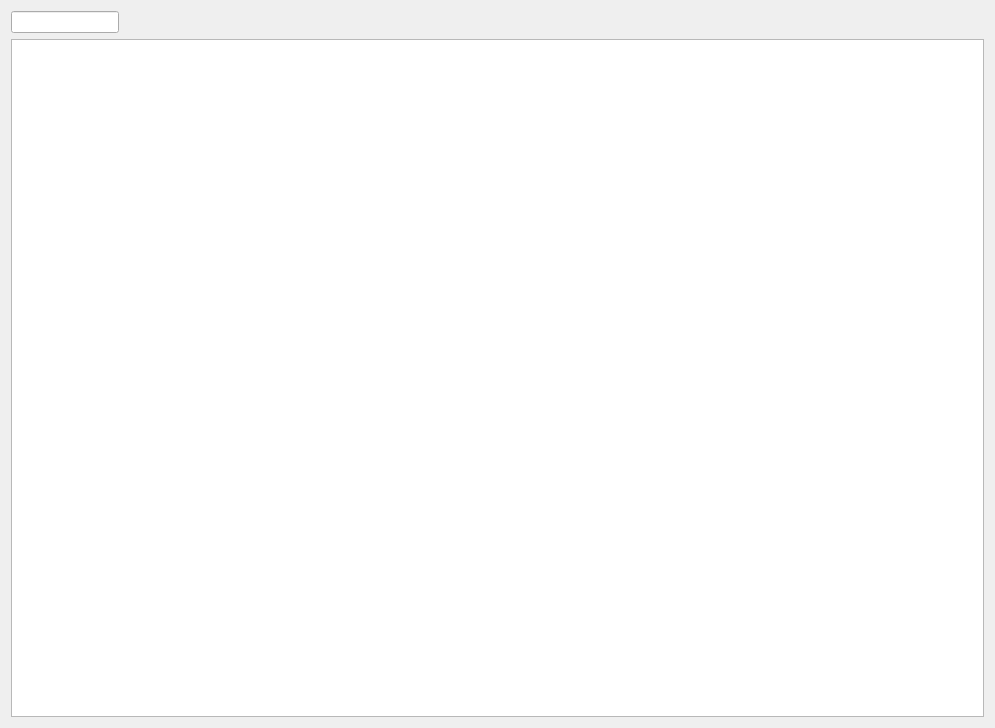
The window that apps/NSXQt/ui/Tree/PeakListPropertyWidget.ui (k61n/openhkl) describes before a commit, drawn with Qt 5.
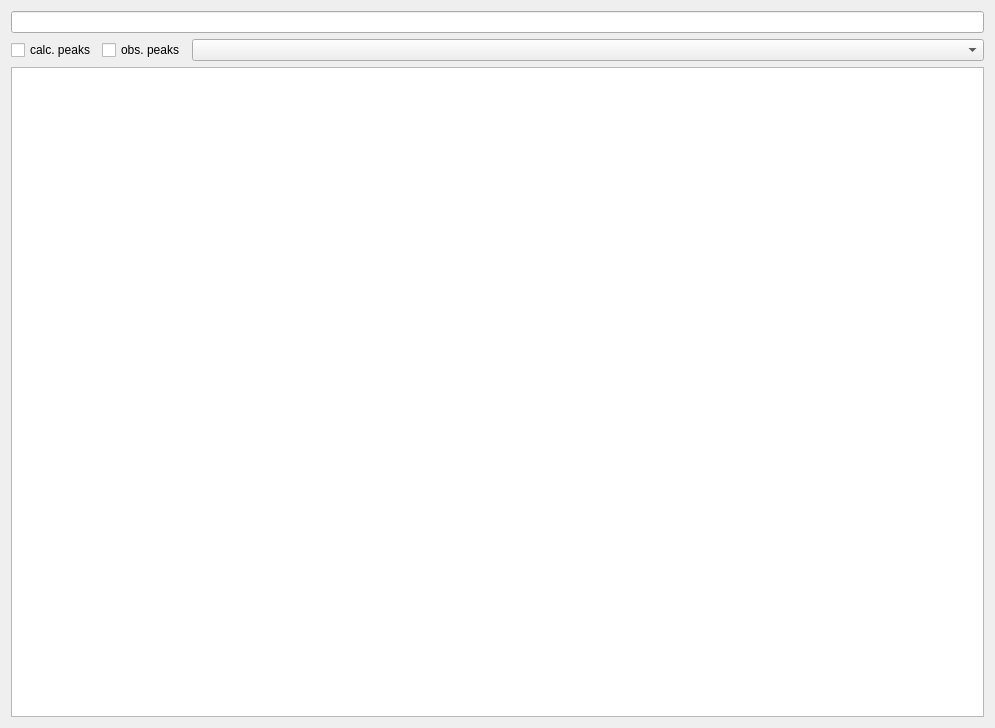
The same window after the commit. Custom widgets are drawn as their Qt base class.

Commit message: start refactoring of PeakTableList widget

What changed in the file:
```diff
--- a/apps/NSXQt/ui/Tree/PeakListPropertyWidget.ui
+++ b/apps/NSXQt/ui/Tree/PeakListPropertyWidget.ui
@@ -15,11 +15,30 @@
   </property>
   <layout class="QGridLayout" name="gridLayout">
    <item row="0" column="0">
-    <layout class="QVBoxLayout" name="verticalLayout">
-     <item alignment="Qt::AlignLeft">
       <widget class="QLineEdit" name="lineEdit"/>
      </item>
+   <item row="1" column="0">
+    <layout class="QHBoxLayout" name="horizontalLayout" stretch="0,0,1">
      <item>
+      <widget class="QCheckBox" name="calcPeaks">
+       <property name="text">
+        <string>calc. peaks</string>
+       </property>
+      </widget>
+     </item>
+     <item>
+      <widget class="QCheckBox" name="obsPeaks">
+       <property name="text">
+        <string>obs. peaks</string>
+       </property>
+      </widget>
+     </item>
+     <item>
+      <widget class="CheckableComboBox" name="selectedCells"/>
+     </item>
+    </layout>
+   </item>
+   <item row="2" column="0">
       <widget class="PeakTableView" name="tableView">
        <property name="focusPolicy">
         <enum>Qt::StrongFocus</enum>
@@ -34,10 +53,13 @@
       </widget>
      </item>
     </layout>
-   </item>
-  </layout>
  </widget>
  <customwidgets>
+  <customwidget>
+   <class>CheckableComboBox</class>
+   <extends>QComboBox</extends>
+   <header>CheckableComboBox.h</header>
+  </customwidget>
   <customwidget>
    <class>PeakTableView</class>
    <extends>QTableView</extends>
```
Lines whose indentation alone changed are shown as unchanged. The commit also changes 2 other files.
